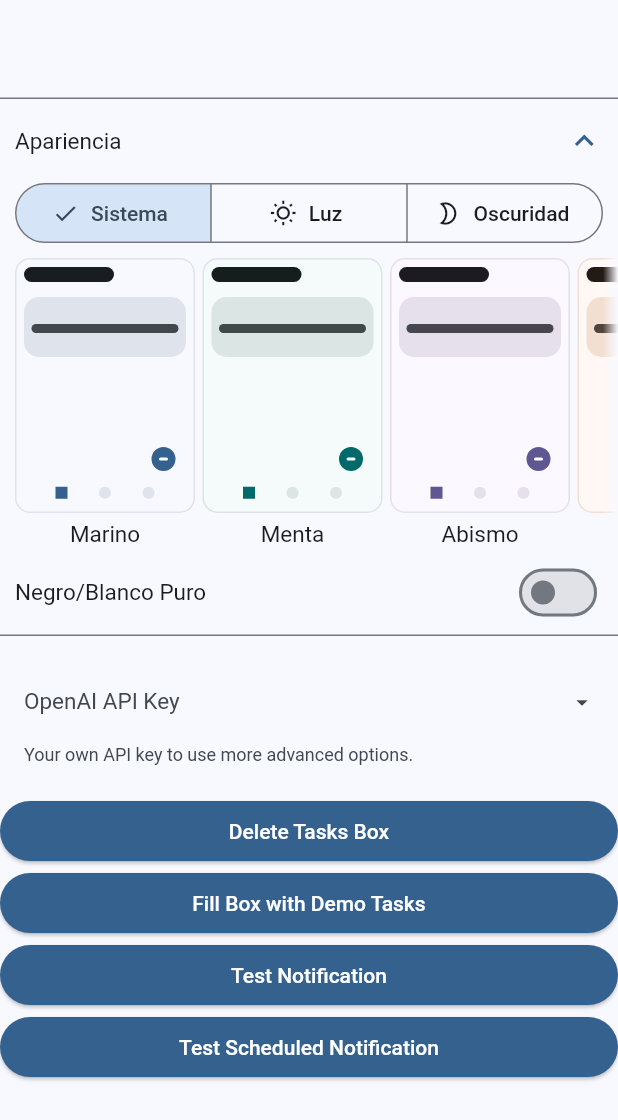
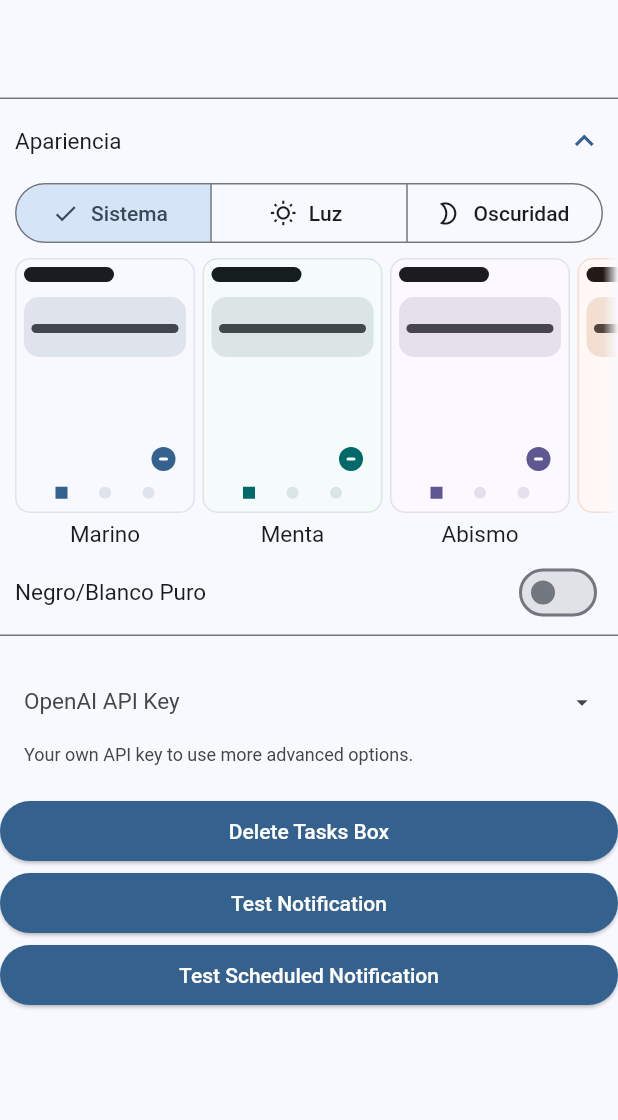
Before and after one commit to Laesx/ark_tasks, a Flutter app: the SettingsView screen opened by its route, on a phone screen of 412 x 824 dp. Shown: the top 1120 px of the screen. Run offline on Flutter 3.47's test engine with Material 3 defaults, Android fonts, the phone set to English and light mode, and no system bars; drawn by our look-alikes of dynamic_color; our stand-ins replace cloud_firestore, firebase_auth, firebase_core, flutter_local_notifications, google_sign_in, hive and 3 more; missing offline and left inert: choice, dart_openai; accounts and stored records are empty; Roboto replaces fonts that are missing (Rubik).

Commit message:
Removed demo stuff cause it made it explode when it was 1st of June

```diff
--- a/lib/modules/settings/settings_app_tab.dart
+++ b/lib/modules/settings/settings_app_tab.dart
@@ -54,9 +54,9 @@ class SettingsAppTab extends StatelessWidget {
         ElevatedButton(
             onPressed: () => TaskProvider.deleteTasksBox(),
             child: const Text('Delete Tasks Box')),
-        ElevatedButton(
-            onPressed: () => taskProvider.fillBoxWithDemoTasks(),
-            child: const Text('Fill Box with Demo Tasks')),
+        // ElevatedButton(
+        //     onPressed: () => taskProvider.fillBoxWithDemoTasks(),
+        //     child: const Text('Fill Box with Demo Tasks')),
         ElevatedButton(
             onPressed: () => LocalNotificationService()
                 .showNotificationAndroid("Title", "Value"),
--- a/lib/modules/tasks/task_providers.dart
+++ b/lib/modules/tasks/task_providers.dart
@@ -156,7 +156,7 @@ class TaskProvider extends ChangeNotifier {
     }
   }
 
-  void fillBoxWithDemoTasks() {
+  /* void fillBoxWithDemoTasks() {
     final random = Random();
 
     //List<Task> tasks = [];
@@ -177,13 +177,13 @@ class TaskProvider extends ChangeNotifier {
     }
 
     //return demoTasks;
-  }
+  } */
 
   static DateTime now = DateTime.now();
   static DateTime oneMonthAgo = DateTime(now.year, now.month - 1, now.day);
   static DateTime oneMonthLater = DateTime(now.year, now.month + 1, now.day);
 
-  DateTime randomPastMonthDate = randomDate(oneMonthAgo, now);
+  /* DateTime randomPastMonthDate = randomDate(oneMonthAgo, now);
   DateTime randomThisMonthDate =
       randomDate(DateTime(now.year, now.month, 1), now);
   DateTime randomNextMonthDate = randomDate(now, oneMonthLater);
@@ -199,7 +199,7 @@ class TaskProvider extends ChangeNotifier {
 
     // Add the random number of days to the start date
     return startDate.add(Duration(days: daysToAdd));
-  }
+  } */
 
   // Section to task sort
   TaskSort _sort = TaskSort.dueDate;
```
